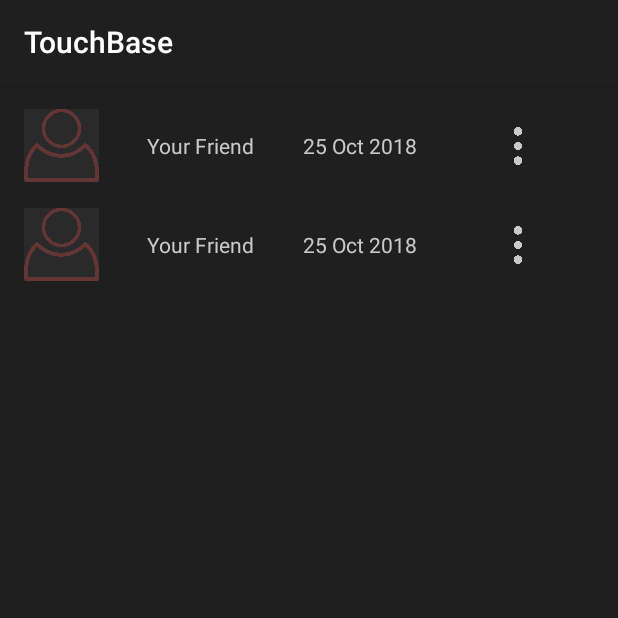
After one commit to MaTTerCuBe/Fort, an Android app: the fragment FriendsFragment shown on its own in the app's theme, on a phone screen of 412 x 824 dp, the top half of it. The commit adds this screen. Run offline under Robolectric (Android 15) with nearby library versions, the phone set to English and light mode, and no system bars.

Commit message:
completed mock up of friends frag and added images

```diff
--- a/app/build.gradle
+++ b/app/build.gradle
@@ -25,10 +25,11 @@ android {
 
 dependencies {
     implementation fileTree(dir: 'libs', include: ['*.jar'])
-    implementation"org.jetbrains.kotlin:kotlin-stdlib-jdk7:$kotlin_version"
+    implementation "org.jetbrains.kotlin:kotlin-stdlib-jdk7:$kotlin_version"
     implementation 'androidx.appcompat:appcompat:1.0.2'
     implementation 'androidx.core:core-ktx:1.0.2'
     implementation 'androidx.constraintlayout:constraintlayout:1.1.3'
+    implementation 'androidx.legacy:legacy-support-v4:1.0.0'
     testImplementation 'junit:junit:4.12'
     androidTestImplementation 'androidx.test:runner:1.1.1'
     androidTestImplementation 'androidx.test.espresso:espresso-core:3.1.1'
--- /dev/null
+++ b/app/src/main/java/com/mattercube/touchbase/FriendsFragment.kt
@@ -0,0 +1,24 @@
+package com.mattercube.touchbase
+
+
+import android.os.Bundle
+import androidx.fragment.app.Fragment
+import android.view.LayoutInflater
+import android.view.View
+import android.view.ViewGroup
+
+/**
+ * A simple [Fragment] subclass.
+ */
+class FriendsFragment : Fragment() {
+
+    override fun onCreateView(
+        inflater: LayoutInflater, container: ViewGroup?,
+        savedInstanceState: Bundle?
+    ): View? {
+        // Inflate the layout for this fragment
+        return inflater.inflate(R.layout.fragment_friends, container, false)
+    }
+
+
+}
--- /dev/null
+++ b/app/src/main/res/layout/fragment_friends.xml
@@ -0,0 +1,103 @@
+<?xml version="1.0" encoding="utf-8"?>
+<ScrollView xmlns:android="http://schemas.android.com/apk/res/android"
+    xmlns:app="http://schemas.android.com/apk/res-auto"
+    xmlns:tools="http://schemas.android.com/tools"
+    android:layout_width="match_parent"
+    android:layout_height="match_parent"
+    tools:context=".FriendsFragment"
+    android:background="@color/colorPrimary">
+
+    <androidx.constraintlayout.widget.ConstraintLayout
+        android:layout_width="match_parent"
+        android:layout_height="wrap_content"
+        android:background="@color/colorPrimary">
+
+
+        <ImageView
+            android:id="@+id/user_icon_1"
+            android:layout_width="50dp"
+            android:layout_height="50dp"
+            android:layout_marginStart="16dp"
+            android:layout_marginTop="16dp"
+            android:src="@drawable/person_icon"
+            app:layout_constraintStart_toStartOf="parent"
+            app:layout_constraintTop_toTopOf="parent"
+            tools:ignore="ContentDescription" />
+
+        <TextView
+            android:id="@+id/user_name_1"
+            android:layout_width="wrap_content"
+            android:layout_height="wrap_content"
+            android:layout_marginStart="32dp"
+            android:text="@string/default_user_name"
+            app:layout_constraintStart_toEndOf="@id/user_icon_1"
+            app:layout_constraintTop_toTopOf="@id/user_icon_1"
+            app:layout_constraintBottom_toBottomOf="@id/user_icon_1"
+            android:textColor="@color/white"/>
+
+        <TextView
+            android:id="@+id/last_touch_1"
+            android:layout_width="wrap_content"
+            android:layout_height="wrap_content"
+            android:layout_marginStart="32dp"
+            android:text="@string/default_last_touch"
+            app:layout_constraintStart_toEndOf="@id/user_name_1"
+            app:layout_constraintTop_toTopOf="@id/user_name_1"
+            app:layout_constraintBottom_toBottomOf="@id/user_name_1"
+            android:textColor="@color/white"/>
+
+        <ImageView
+            android:id="@+id/options_1"
+            android:layout_width="25dp"
+            android:layout_height="25dp"
+            app:srcCompat="@drawable/options_icon"
+            app:layout_constraintStart_toEndOf="@id/last_touch_1"
+            app:layout_constraintTop_toTopOf="@id/last_touch_1"
+            app:layout_constraintBottom_toBottomOf="@id/last_touch_1"
+            app:layout_constraintEnd_toEndOf="parent"/>
+
+
+        <ImageView
+            android:id="@+id/user_icon_2"
+            android:layout_width="50dp"
+            android:layout_height="50dp"
+            android:layout_marginStart="16dp"
+            android:layout_marginTop="16dp"
+            android:src="@drawable/person_icon"
+            app:layout_constraintStart_toStartOf="parent"
+            app:layout_constraintTop_toBottomOf="@id/user_icon_1"
+            tools:ignore="ContentDescription" />
+
+        <TextView
+            android:id="@+id/user_name_2"
+            android:layout_width="wrap_content"
+            android:layout_height="wrap_content"
+            android:layout_marginStart="32dp"
+            android:text="@string/default_user_name"
+            app:layout_constraintStart_toEndOf="@id/user_icon_2"
+            app:layout_constraintTop_toTopOf="@id/user_icon_2"
+            app:layout_constraintBottom_toBottomOf="@id/user_icon_2"
+            android:textColor="@color/white"/>
+
+        <TextView
+            android:id="@+id/last_touch_2"
+            android:layout_width="wrap_content"
+            android:layout_height="wrap_content"
+            android:layout_marginStart="32dp"
+            android:text="@string/default_last_touch"
+            app:layout_constraintStart_toEndOf="@id/user_name_2"
+            app:layout_constraintTop_toTopOf="@id/user_name_2"
+            app:layout_constraintBottom_toBottomOf="@id/user_name_2"
+            android:textColor="@color/white"/>
+
+        <ImageView
+            android:id="@+id/options_2"
+            android:layout_width="25dp"
+            android:layout_height="25dp"
+            app:srcCompat="@drawable/options_icon"
+            app:layout_constraintStart_toEndOf="@id/last_touch_2"
+            app:layout_constraintTop_toTopOf="@id/last_touch_2"
+            app:layout_constraintBottom_toBottomOf="@id/last_touch_2"
+            app:layout_constraintEnd_toEndOf="parent"/>
+    </androidx.constraintlayout.widget.ConstraintLayout>
+</ScrollView>
--- a/app/src/main/res/values/strings.xml
+++ b/app/src/main/res/values/strings.xml
@@ -4,4 +4,8 @@
     <string name="touch_base_fragment_title">TouchBase</string>
     <string name="friends_fragment_title">Friends</string>
 
+    <string name="default_user_name">Your Friend</string>
+    <string name="default_last_touch">25 Oct 2018</string>
+    <string name="hello_blank_fragment">Hello blank fragment</string>
+
 </resources>
```
Also changed, not shown: app/src/main/res/drawable/arrow_icon.png (added), app/src/main/res/drawable/log_event2.png (added), app/src/main/res/drawable/options_icon.png (added), app/src/main/res/drawable/person_icon.png (added), app/src/main/res/drawable/phone_icon.png (added), app/src/main/res/drawable/plus.png (added), app/src/main/res/drawable/text_icon.png (added), app/src/main/res/drawable/video_call_icon.png (added).
